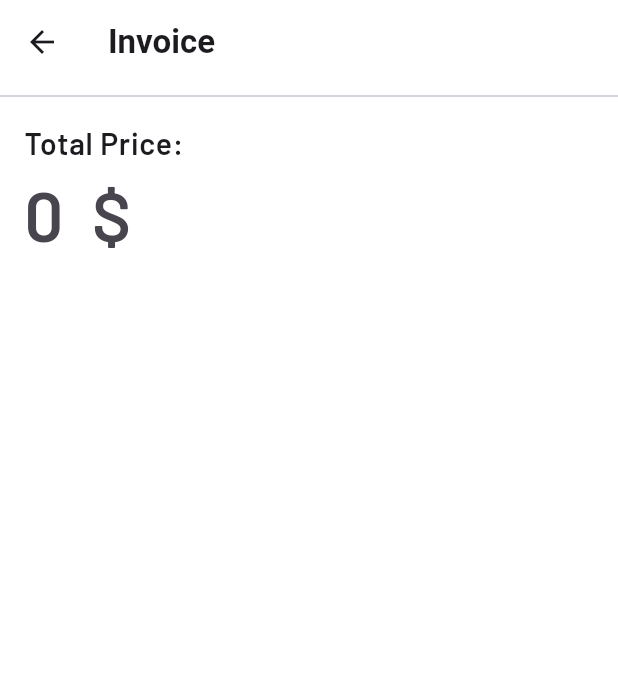
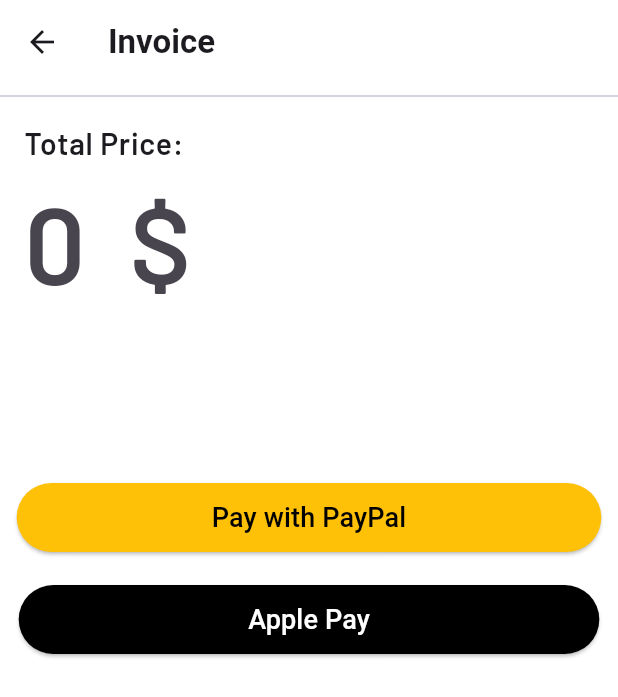
Before and after one commit to pouyamaroufi/Flutter-Food-App-UI, a Flutter app: the InvoiceScreen screen opened directly, on a phone screen of 412 x 824 dp. Shown: the top 697 px of the screen. Run offline on Flutter 3.47's test engine with Material 2 defaults, Android fonts, the phone set to English and light mode, and no system bars; drawn by our look-alikes of countup; our stand-ins replace carousel_slider, flutter_staggered_animations, get, google_fonts; missing offline and left inert: avatar_stack.

Commit message:
incoice btns

```diff
--- a/lib/invoice_screen.dart
+++ b/lib/invoice_screen.dart
@@ -19,7 +19,8 @@ class InvoiceScreen extends StatelessWidget {
           style: TextStyle(fontWeight: FontWeight.bold),
         ),
       ),
-      body: SingleChildScrollView(
+      body: Stack(children: [
+        SingleChildScrollView(
           child: Obx(
             () => Column(
               children: [
@@ -73,13 +74,38 @@ class InvoiceScreen extends StatelessWidget {
                     suffix: '  \$',
                     curve: Curves.easeIn,
                     style: GoogleFonts.getFont('Barlow',
-                      fontWeight: FontWeight.w600, fontSize: 46),
+                        fontWeight: FontWeight.w600, fontSize: 72),
                   ),
-              )
+                ),
+                const SizedBox(height: 100),
+                ElevatedButton(
+                    style: ElevatedButton.styleFrom(
+                      backgroundColor: Colors.amber,
+                      padding: const EdgeInsets.symmetric(
+                          horizontal: 130, vertical: 10),
+                    ),
+                    onPressed: () {},
+                    child: const Text(
+                      'Pay with PayPal',
+                      style: TextStyle(color: Colors.black, fontSize: 18),
+                    )),
+                const SizedBox(height: 20),
+                ElevatedButton(
+                    style: ElevatedButton.styleFrom(
+                      backgroundColor: Colors.black,
+                      padding: const EdgeInsets.symmetric(
+                          horizontal: 130, vertical: 10),
+                    ),
+                    onPressed: () {},
+                    child: const Text(
+                      '     Apple Pay     ',
+                      style: TextStyle(color: Colors.white, fontSize: 18),
+                    ))
               ],
             ),
           ),
         ),
+      ]),
     );
   }
 }
```
Lines whose indentation alone changed are shown as unchanged.
